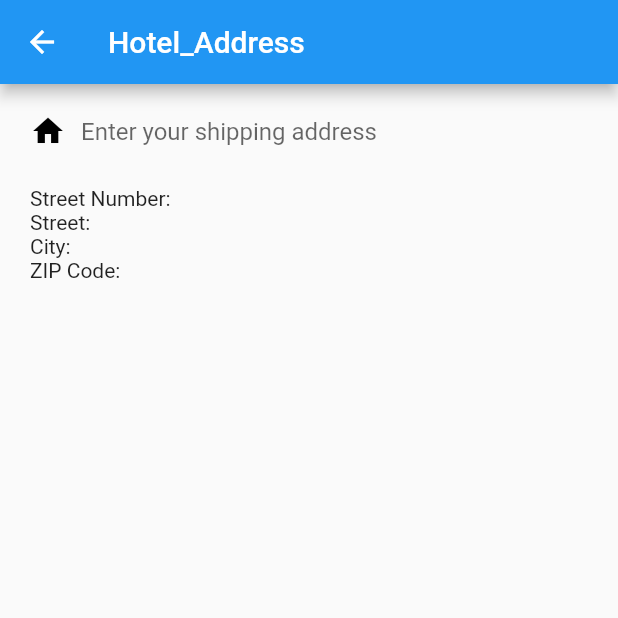
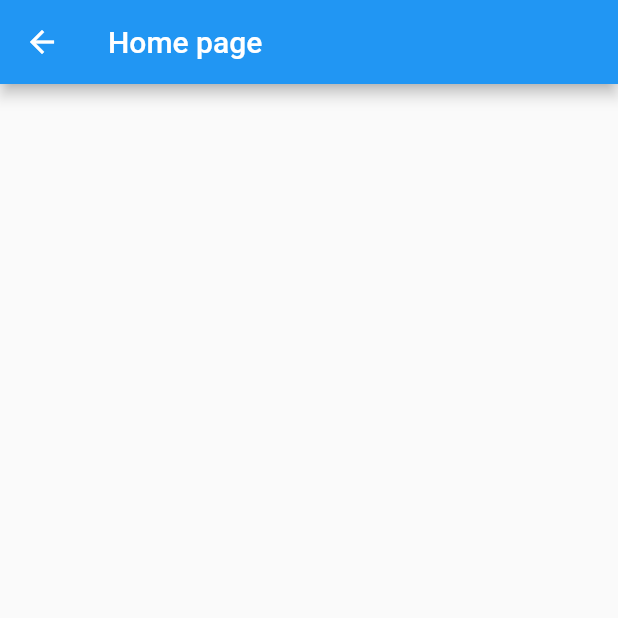
Before and after one commit to pravinbabubaskar/Feed_The_Need, a Flutter app: the Home screen opened directly, on a phone screen of 412 x 824 dp, the top half of it. Run offline on Flutter 3.47's test engine with Material 2 defaults, Android fonts, the phone set to English and light mode, and no system bars; our stand-ins replace cloud_firestore, firebase_auth, firebase_core, geolocator; missing offline and left inert: flutter_splash_screen, geocoder, web_scraper; accounts and stored records are empty.

Commit message:
Location_changed
Location auto search complete ->changed from home page to signup page

```diff
--- a/lib/Hotel/home.dart
+++ b/lib/Hotel/home.dart
@@ -1,7 +1,4 @@
-import 'package:feedthenead/Hotel/address_search.dart';
-import 'package:feedthenead/Hotel/place_service.dart';
 import 'package:flutter/material.dart';
-import 'package:uuid/uuid.dart';
 
 class Home extends StatefulWidget {
   @override
@@ -9,73 +6,11 @@ class Home extends StatefulWidget {
 }
 
 class _HomeState extends State<Home> {
-  final _controller = TextEditingController();
-  String _streetNumber = '';
-  String _street = '';
-  String _city = '';
-  String _zipCode = '';
-
-  @override
-  void dispose() {
-    _controller.dispose();
-    super.dispose();
-  }
-
   @override
   Widget build(BuildContext context) {
     return Scaffold(
       appBar: AppBar(
-        title: Text("Hotel_Address"),
-      ),
-      body: Container(
-        margin: EdgeInsets.only(left: 20),
-        child: Column(
-          crossAxisAlignment: CrossAxisAlignment.start,
-          children: <Widget>[
-            TextField(
-              controller: _controller,
-              readOnly: true,
-              onTap: () async {
-                // generate a new token here
-                final sessionToken = Uuid().v4();
-                final Suggestion result = await showSearch(
-                  context: context,
-                  delegate: AddressSearch(sessionToken),
-                );
-                // This will change the text displayed in the TextField
-                if (result != null) {
-                  final placeDetails = await PlaceApiProvider(sessionToken)
-                      .getPlaceDetailFromId(result.placeId);
-                  setState(() {
-                    _controller.text = result.description;
-                    _streetNumber = placeDetails.streetNumber;
-                    _street = placeDetails.street;
-                    _city = placeDetails.city;
-                    _zipCode = placeDetails.zipCode;
-                  });
-                }
-              },
-              decoration: InputDecoration(
-                icon: Container(
-                  width: 10,
-                  height: 10,
-                  child: Icon(
-                    Icons.home,
-                    color: Colors.black,
-                  ),
-                ),
-                hintText: "Enter your shipping address",
-                border: InputBorder.none,
-                contentPadding: EdgeInsets.only(left: 8.0, top: 16.0),
-              ),
-            ),
-            SizedBox(height: 20.0),
-            Text('Street Number: $_streetNumber'),
-            Text('Street: $_street'),
-            Text('City: $_city'),
-            Text('ZIP Code: $_zipCode'),
-          ],
-        ),
+        title: Text("Home page"),
       ),
     );
   }
```
Also changed, not shown: lib/Hotel/signup.dart (+57 -8 lines).
